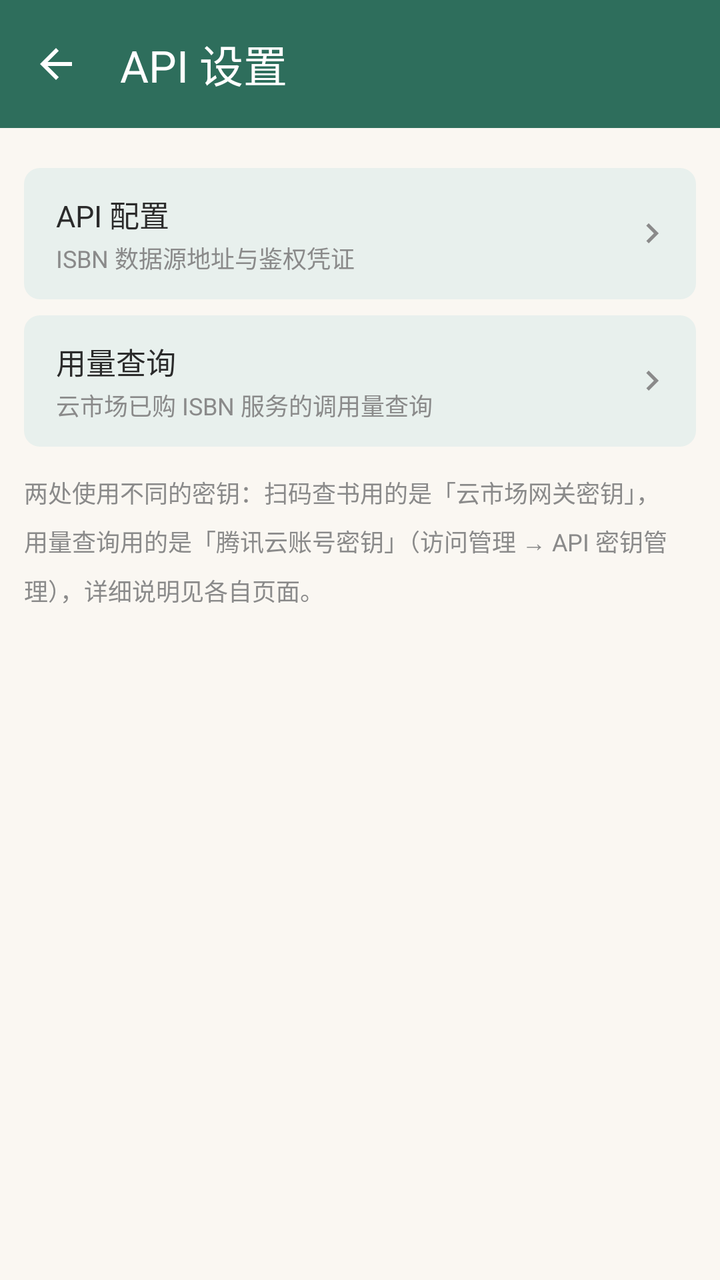
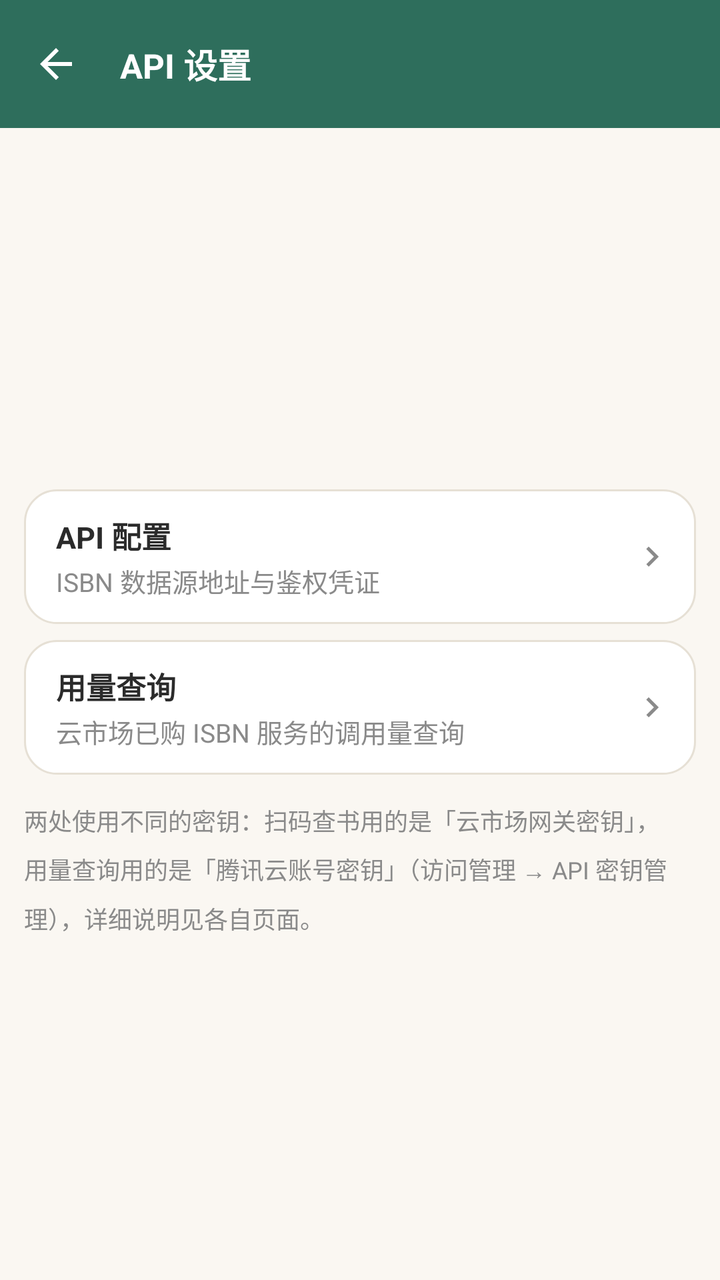

Compare the two renders of this Android layout. The source of the first and the diff that turns it into the second are given below.
<!-- AndroidManifest.xml: application theme Theme.Bookshelf -->
<!-- res/layout/activity_api_settings.xml -->
<?xml version="1.0" encoding="utf-8"?>
<LinearLayout xmlns:android="http://schemas.android.com/apk/res/android"
    xmlns:app="http://schemas.android.com/apk/res-auto"
    android:layout_width="match_parent"
    android:layout_height="match_parent"
    android:orientation="vertical">

    <com.google.android.material.appbar.MaterialToolbar
        android:id="@+id/toolbar"
        android:layout_width="match_parent"
        android:layout_height="?attr/actionBarSize"
        android:background="?attr/colorPrimary"
        app:navigationIcon="@drawable/ic_back"
        app:title="API 设置"
        app:titleTextColor="@color/white" />

    <ScrollView
        android:layout_width="match_parent"
        android:layout_height="0dp"
        android:layout_weight="1"
        android:fillViewport="true">

        <LinearLayout
            android:layout_width="match_parent"
            android:layout_height="wrap_content"
            android:orientation="vertical"
            android:padding="12dp">

            
            <LinearLayout
                android:id="@+id/row_api_config"
                style="@style/MineRow">

                <LinearLayout
                    android:layout_width="0dp"
                    android:layout_height="wrap_content"
                    android:layout_weight="1"
                    android:orientation="vertical">

                    <TextView
                        style="@style/MineRowTitle"
                        android:text="API 配置" />

                    <TextView
                        style="@style/MineRowSubtitle"
                        android:text="ISBN 数据源地址与鉴权凭证" />
                </LinearLayout>

                <ImageView
                    android:layout_width="20dp"
                    android:layout_height="20dp"
                    android:layout_marginStart="8dp"
                    android:src="@drawable/ic_arrow_right"
                    app:tint="@color/text_sub" />
            </LinearLayout>

            
            <LinearLayout
                android:id="@+id/row_usage_query"
                style="@style/MineRow">

                <LinearLayout
                    android:layout_width="0dp"
                    android:layout_height="wrap_content"
                    android:layout_weight="1"
                    android:orientation="vertical">

                    <TextView
                        style="@style/MineRowTitle"
                        android:text="用量查询" />

                    <TextView
                        style="@style/MineRowSubtitle"
                        android:text="云市场已购 ISBN 服务的调用量查询" />
                </LinearLayout>

                <ImageView
                    android:layout_width="20dp"
                    android:layout_height="20dp"
                    android:layout_marginStart="8dp"
                    android:src="@drawable/ic_arrow_right"
                    app:tint="@color/text_sub" />
            </LinearLayout>

            <TextView
                android:layout_width="match_parent"
                android:layout_height="wrap_content"
                android:layout_marginTop="14dp"
                android:lineSpacingMultiplier="1.4"
                android:text="两处使用不同的密钥：扫码查书用的是「云市场网关密钥」，用量查询用的是「腾讯云账号密钥」（访问管理 → API 密钥管理），详细说明见各自页面。"
                android:textColor="@color/text_sub"
                android:textSize="12sp" />
        </LinearLayout>
    </ScrollView>
</LinearLayout>
<!-- resources referenced by this layout -->
<resources>
  <style name="MineRow">
          <item name="android:layout_width">match_parent</item>
          <item name="android:layout_height">wrap_content</item>
          <item name="android:layout_marginTop">8dp</item>
          <item name="android:background">@drawable/bg_chip</item>
          <item name="android:clickable">true</item>
          <item name="android:focusable">true</item>
          <item name="android:foreground">?attr/selectableItemBackground</item>
          <item name="android:gravity">center_vertical</item>
          <item name="android:minHeight">56dp</item>
          <item name="android:paddingStart">16dp</item>
          <item name="android:paddingEnd">12dp</item>
          <item name="android:paddingTop">12dp</item>
          <item name="android:paddingBottom">12dp</item>
      </style>
  <style name="MineRowSubtitle">
          <item name="android:layout_width">wrap_content</item>
          <item name="android:layout_height">wrap_content</item>
          <item name="android:layout_marginTop">2dp</item>
          <item name="android:textColor">@color/text_sub</item>
          <item name="android:textSize">12sp</item>
      </style>
  <style name="MineRowTitle">
          <item name="android:layout_width">wrap_content</item>
          <item name="android:layout_height">wrap_content</item>
          <item name="android:textColor">@color/text_main</item>
          <item name="android:textSize">15sp</item>
      </style>
  <style name="Theme.Bookshelf" parent="Theme.Material3.Light.NoActionBar">
          <item name="colorPrimary">@color/primary</item>
          <item name="colorPrimaryVariant">@color/primary_dark</item>
          <item name="colorSecondary">@color/accent</item>
          <item name="android:colorBackground">@color/bg_page</item>
          <item name="android:statusBarColor">@color/primary_dark</item>
          
          <item name="chip_bg">@color/chip_bg</item>
      </style>
  <!-- drawable bg_chip (drawable) -->
  <?xml version="1.0" encoding="utf-8"?>
  <shape xmlns:android="http://schemas.android.com/apk/res/android" android:shape="rectangle">
      <solid android:color="@color/chip_bg" />
      <corners android:radius="8dp" />
  </shape>
  <!-- unchanged entries left out for length: 10 -->
</resources>

<!-- the commit's change to res/layout/activity_api_settings.xml (unified diff, before → after) -->
@@ -7,12 +7,11 @@
 
     <com.google.android.material.appbar.MaterialToolbar
         android:id="@+id/toolbar"
+        style="@style/Widget.Bookshelf.Toolbar"
         android:layout_width="match_parent"
         android:layout_height="?attr/actionBarSize"
-        android:background="?attr/colorPrimary"
         app:navigationIcon="@drawable/ic_back"
-        app:title="API 设置"
-        app:titleTextColor="@color/white" />
+        app:title="API 设置" />
 
     <ScrollView
         android:layout_width="match_parent"
@@ -20,11 +19,22 @@
         android:layout_weight="1"
         android:fillViewport="true">
 
-        <LinearLayout
+                <androidx.constraintlayout.widget.ConstraintLayout
             android:layout_width="match_parent"
+            android:layout_height="wrap_content">
+
+<LinearLayout
+            android:layout_width="0dp"
             android:layout_height="wrap_content"
             android:orientation="vertical"
-            android:padding="12dp">
+            android:padding="12dp"
+                    app:layout_constraintWidth_max="@dimen/content_max_width"
+                    app:layout_constraintStart_toStartOf="parent"
+                    app:layout_constraintEnd_toEndOf="parent"
+                    app:layout_constraintHorizontal_bias="0.5"
+                    app:layout_constraintTop_toTopOf="parent"
+                    app:layout_constraintBottom_toBottomOf="parent"
+                >
 
             
             <LinearLayout
@@ -91,5 +101,6 @@
                 android:textColor="@color/text_sub"
                 android:textSize="12sp" />
         </LinearLayout>
+        </androidx.constraintlayout.widget.ConstraintLayout>
     </ScrollView>
 </LinearLayout>
<!-- resource entries referenced after the edit -->
@@ -1,48 +1,123 @@
 <!-- resources referenced by this layout -->
 <resources>
+  <dimen name="content_max_width">9999dp</dimen>
   <style name="MineRow">
           <item name="android:layout_width">match_parent</item>
           <item name="android:layout_height">wrap_content</item>
-          <item name="android:layout_marginTop">8dp</item>
-          <item name="android:background">@drawable/bg_chip</item>
+          <item name="android:layout_marginTop">@dimen/space_sm</item>
+          <item name="android:background">@drawable/bg_card</item>
           <item name="android:clickable">true</item>
           <item name="android:focusable">true</item>
           <item name="android:foreground">?attr/selectableItemBackground</item>
           <item name="android:gravity">center_vertical</item>
-          <item name="android:minHeight">56dp</item>
-          <item name="android:paddingStart">16dp</item>
-          <item name="android:paddingEnd">12dp</item>
-          <item name="android:paddingTop">12dp</item>
-          <item name="android:paddingBottom">12dp</item>
+          <item name="android:minHeight">60dp</item>
+          <item name="android:paddingStart">@dimen/space_lg</item>
+          <item name="android:paddingEnd">@dimen/space_md</item>
+          <item name="android:paddingTop">@dimen/space_md</item>
+          <item name="android:paddingBottom">@dimen/space_md</item>
       </style>
   <style name="MineRowSubtitle">
           <item name="android:layout_width">wrap_content</item>
           <item name="android:layout_height">wrap_content</item>
           <item name="android:layout_marginTop">2dp</item>
-          <item name="android:textColor">@color/text_sub</item>
-          <item name="android:textSize">12sp</item>
+          <item name="android:textColor">?attr/on_surface_variant</item>
+          <item name="android:textSize">@dimen/text_body_small</item>
       </style>
   <style name="MineRowTitle">
           <item name="android:layout_width">wrap_content</item>
           <item name="android:layout_height">wrap_content</item>
-          <item name="android:textColor">@color/text_main</item>
-          <item name="android:textSize">15sp</item>
+          <item name="android:textColor">?attr/on_surface</item>
+          <item name="android:textSize">@dimen/text_body</item>
+          <item name="android:textStyle">bold</item>
       </style>
-  <style name="Theme.Bookshelf" parent="Theme.Material3.Light.NoActionBar">
+  <style name="Widget.Bookshelf.Toolbar" parent="Widget.Material3.Toolbar">
+          <item name="android:background">?attr/colorPrimary</item>
+          <item name="titleTextColor">@color/white</item>
+          <item name="titleTextAppearance">@style/TextAppearance.Bookshelf.ToolbarTitle</item>
+          <item name="navigationIconTint">@color/white</item>
+          <item name="android:elevation">0dp</item>
+      </style>
+  <style name="Theme.Bookshelf" parent="Theme.Bookshelf.Base">
           <item name="colorPrimary">@color/primary</item>
           <item name="colorPrimaryVariant">@color/primary_dark</item>
           <item name="colorSecondary">@color/accent</item>
-          <item name="android:colorBackground">@color/bg_page</item>
-          <item name="android:statusBarColor">@color/primary_dark</item>
           
           <item name="chip_bg">@color/chip_bg</item>
+          <item name="primary_container">@color/green_container</item>
+          <item name="on_primary_container">@color/green_on_container</item>
       </style>
-  <!-- drawable bg_chip (drawable) -->
+  <dimen name="space_sm">8dp</dimen>
+  <!-- drawable bg_card (drawable) -->
   <?xml version="1.0" encoding="utf-8"?>
   <shape xmlns:android="http://schemas.android.com/apk/res/android" android:shape="rectangle">
-      <solid android:color="@color/chip_bg" />
-      <corners android:radius="8dp" />
+      <solid android:color="?attr/surface" />
+      <stroke android:width="1dp" android:color="?attr/outline" />
+      <corners android:radius="@dimen/card_corner" />
   </shape>
+  <dimen name="space_lg">16dp</dimen>
+  <dimen name="space_md">12dp</dimen>
+  <dimen name="text_body_small">13sp</dimen>
+  <dimen name="text_body">15sp</dimen>
+  <style name="TextAppearance.Bookshelf.ToolbarTitle" parent="TextAppearance.Material3.TitleLarge">
+          <item name="android:textSize">@dimen/text_headline</item>
+          <item name="android:textStyle">bold</item>
+          <item name="android:textColor">@color/white</item>
+      </style>
+  <style name="Theme.Bookshelf.Base" parent="Theme.Material3.Light.NoActionBar">
+          
+          <item name="android:colorBackground">@color/bg_page</item>
+          
+          <item name="android:statusBarColor">?attr/colorPrimary</item>
+          <item name="android:windowLightStatusBar">false</item>
+          
+          <item name="surface">@color/surface</item>
+          <item name="surface_dim">@color/surface_dim</item>
+          <item name="outline">@color/outline</item>
+          <item name="outline_strong">@color/outline_strong</item>
+          <item name="on_surface">@color/text_main</item>
+          <item name="on_surface_variant">@color/text_sub</item>
+          
+          <item name="materialButtonStyle">@style/Widget.Bookshelf.Button</item>
+          <item name="textInputStyle">@style/Widget.Bookshelf.TextField</item>
+          <item name="materialCardViewStyle">@style/Widget.Bookshelf.MaterialCard</item>
+      </style>
+  <color name="green_container">#E6F0EC</color>
+  <color name="green_on_container">#1C4A3E</color>
+  <dimen name="card_corner">16dp</dimen>
+  <dimen name="text_headline">17sp</dimen>
+  <color name="surface">#FFFFFF</color>
+  <color name="surface_dim">#F4F0E9</color>
+  <color name="outline">#E6E0D5</color>
+  <color name="outline_strong">#CFC5B4</color>
+  <style name="Widget.Bookshelf.Button" parent="Widget.Material3.Button">
+          <item name="shapeAppearance">@style/ShapeAppearance.Bookshelf.Medium</item>
+          <item name="android:textSize">@dimen/text_body_small</item>
+          <item name="android:letterSpacing">0.02</item>
+          <item name="android:minHeight">44dp</item>
+          <item name="cornerRadius">@dimen/radius_md</item>
+      </style>
+  <style name="Widget.Bookshelf.TextField" parent="Widget.Material3.TextInputLayout.OutlinedBox">
+          <item name="boxStrokeColor">@color/text_field_stroke</item>
+          <item name="boxStrokeWidth">1dp</item>
+          <item name="boxStrokeWidthFocused">1.5dp</item>
+          <item name="boxCornerRadiusTopStart">@dimen/radius_md</item>
+          <item name="boxCornerRadiusTopEnd">@dimen/radius_md</item>
+          <item name="boxCornerRadiusBottomStart">@dimen/radius_md</item>
+          <item name="boxCornerRadiusBottomEnd">@dimen/radius_md</item>
+          <item name="boxBackgroundColor">?attr/surface</item>
+          <item name="hintTextColor">?attr/colorPrimary</item>
+          <item name="android:textColorHint">?attr/on_surface_variant</item>
+      </style>
+  <style name="Widget.Bookshelf.MaterialCard" parent="Widget.Material3.CardView.Outlined">
+          <item name="cardCornerRadius">@dimen/card_corner</item>
+          <item name="cardElevation">0dp</item>
+          <item name="strokeColor">?attr/outline</item>
+          <item name="strokeWidth">1dp</item>
+      </style>
+  <style name="ShapeAppearance.Bookshelf.Medium" parent="ShapeAppearance.Material3.Corner.Medium">
+          <item name="cornerSize">@dimen/radius_md</item>
+      </style>
+  <dimen name="radius_md">12dp</dimen>
   <!-- unchanged entries left out for length: 10 -->
 </resources>
 
